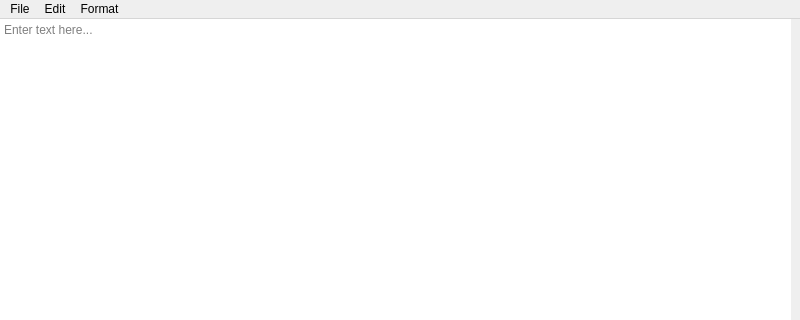
proxjega/QTNotepad, file mainwindow.ui: the form before one commit; both pictures show x 0 to 800 and y 0 to 320 of the 800 by 600 pixel window.
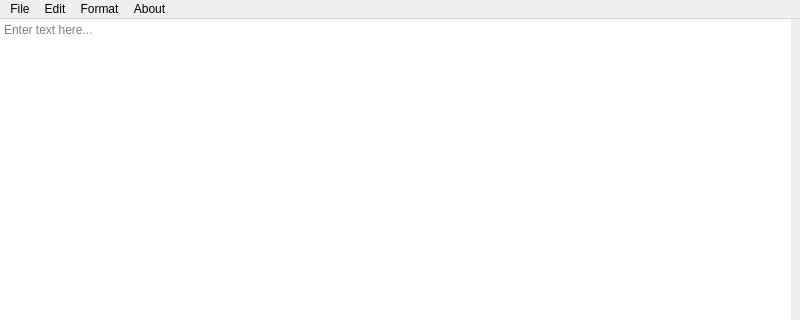
The form after the commit.

```diff
--- a/mainwindow.ui
+++ b/mainwindow.ui
@@ -98,9 +98,15 @@
     </property>
     <addaction name="actionFont"/>
    </widget>
+   <widget class="QMenu" name="menuAbout">
+    <property name="title">
+     <string>About</string>
+    </property>
+   </widget>
    <addaction name="menuFile"/>
    <addaction name="menuEdit"/>
    <addaction name="menuFormat"/>
+   <addaction name="menuAbout"/>
   </widget>
   <widget class="QStatusBar" name="statusbar"/>
   <action name="actionSave">
```
Left out of the diff: 45 changed lines with no effect on the pictures.
